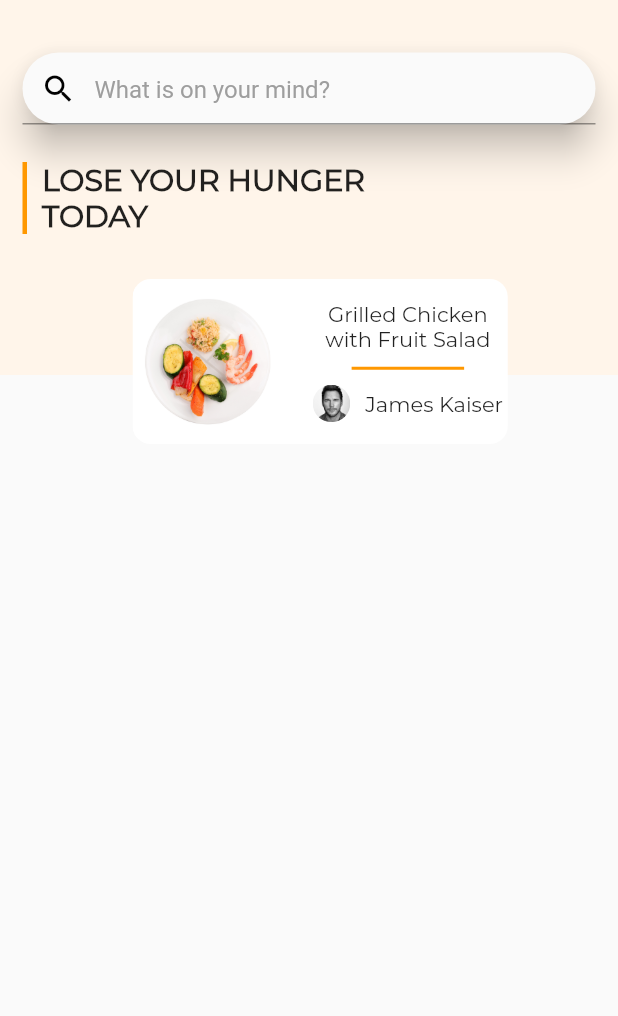
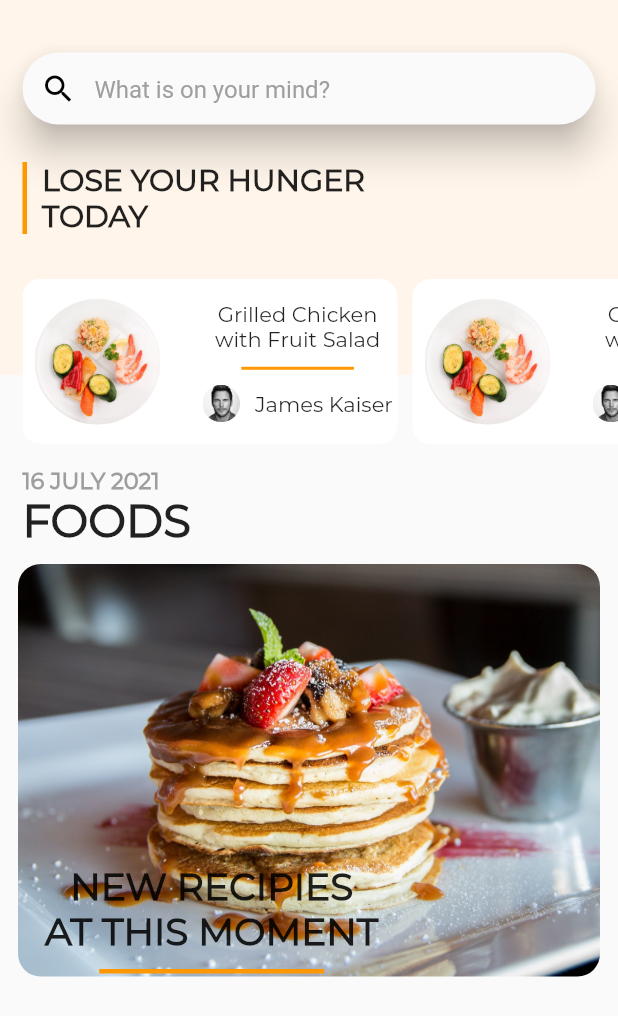
Before and after one commit to Thebngcaveman/galot-app, a Flutter app: the screen it shows after launch, on a phone screen of 412 x 824 dp. Shown: the top 1016 px of the screen. Run offline on Flutter 3.47's test engine with Material 2 defaults, Android fonts, the phone set to English and light mode, and no system bars.

Commit message:
add TODO and create new recipes component

```diff
--- /dev/null
+++ b/lib/components/new_recipes.dart
@@ -0,0 +1,44 @@
+import 'package:flutter/material.dart';
+
+class NewRecipes extends StatelessWidget {
+  const NewRecipes({
+    Key? key,
+  }) : super(key: key);
+
+  @override
+  Widget build(BuildContext context) {
+    return Container(
+      padding: EdgeInsets.only(top:200, left: 30.0),
+      child: Column(
+        children: <Widget>[
+          Text(
+            'NEW RECIPIES',
+            style: TextStyle(
+              fontFamily: 'Montserrat',
+              fontSize: 25.0,
+              color: Colors.black87,
+              fontWeight: FontWeight.bold,
+            ),
+          ),
+          Text(
+            'AT THIS MOMENT',
+            style: TextStyle(
+              fontFamily: 'Montserrat',
+              fontSize: 25.0,
+              color: Colors.black87,
+              fontWeight: FontWeight.bold,
+            ),
+          ),
+          SizedBox(
+            height: 10.0,
+          ),
+          Container(
+            height: 3.0,
+            width: 150.0,
+            color: Colors.orange,
+          ),
+        ],
+      ),
+    );
+  }
+}
--- a/lib/screens/home_page.dart
+++ b/lib/screens/home_page.dart
@@ -1,6 +1,9 @@
+import 'dart:ui';
+
 import 'package:flutter/cupertino.dart';
 import 'package:flutter/material.dart';
 import 'package:galot_eat/components/food_card.dart';
+import 'package:galot_eat/components/new_recipes.dart';
 
 class HomePage extends StatelessWidget {
   int getColorHexFromStr(String colorStr) {
@@ -45,6 +48,7 @@ class HomePage extends StatelessWidget {
                       borderRadius: BorderRadius.circular(25.0),
                       child: TextFormField(
                         decoration: InputDecoration(
+                          border: InputBorder.none,
                           prefixIcon: Icon(
                             Icons.search,
                             color: Colors.black,
@@ -116,6 +120,14 @@ class HomePage extends StatelessWidget {
                       scrollDirection: Axis.horizontal,
                       children: <Widget>[
                         FoodCard(),
+                        SizedBox(
+                          width: 10,
+                        ),
+                        FoodCard(),
+                        SizedBox(
+                          width: 10,
+                        ),
+                        FoodCard(),
                       ],
                     ),
                   ),
@@ -123,6 +135,64 @@ class HomePage extends StatelessWidget {
               ),
             ],
           ),
+          SizedBox(
+            height: 15.0,
+          ),
+          Container(
+            alignment: Alignment.centerLeft,
+            padding: EdgeInsets.only(left: 15),
+            child: Text(
+              '16 JULY 2021',
+              style: TextStyle(
+                fontFamily: 'Montserrat',
+                fontWeight: FontWeight.bold,
+                fontSize: 15.0,
+                color: Colors.grey
+              ),
+            ),
+          ),
+          Container(
+            alignment: Alignment.centerLeft,
+            padding: EdgeInsets.only(left: 15),
+            child: Text(
+              'FOODS',
+              style: TextStyle(
+                fontFamily: 'Montserrat',
+                fontWeight: FontWeight.bold,
+                fontSize: 30.0,
+              ),
+            ),
+          ),
+          SizedBox(
+            height: 10.0,
+          ),
+          Stack(
+            children: <Widget>[
+              Padding(
+                padding: EdgeInsets.only(left: 12.0, right: 12.0),
+                child: Container(
+                  height: 275.0,
+                  decoration: BoxDecoration(
+                    borderRadius: BorderRadius.circular(15.0),
+                    image: DecorationImage(
+                      image: AssetImage('assets/images/breakfast.jpg'),
+                      fit: BoxFit.cover,
+                    ),
+                  ),
+                  // child: BackdropFilter(
+                  //   filter: ImageFilter.blur(sigmaX: 1.5, sigmaY: 1.5),
+                  //   child: Container(
+                  //     decoration: BoxDecoration(
+                  //       color: Colors.white.withOpacity(0),
+                  //     ),
+                  //   ),
+                  // ),
+                ),
+              ),
+              NewRecipes()
+              //TODO make another component
+            ],
+          ),
         ],
       ),
     );
```
